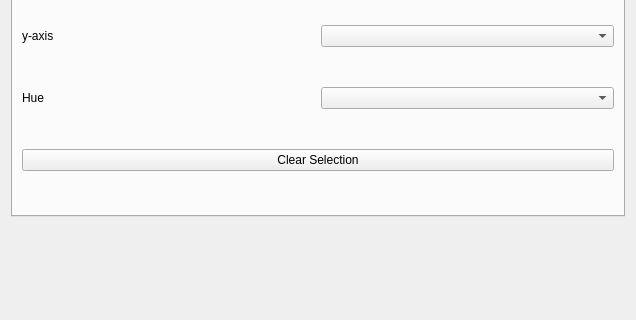
This is src/napari_clusters_plotter/plotter_inputs.ui in BiAPoL/napari-clusters-plotter as Qt 5 draws it before an edit; both pictures show x 0 to 636 and y 117 to 437 of the 636 by 672 pixel window. The edited form follows.
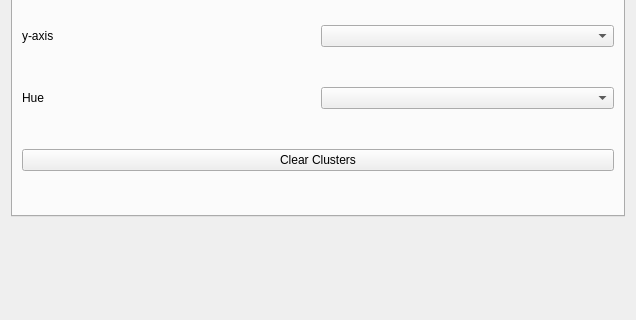
This is the edited form. The open tabs and pages were chosen to show the change.

Commit message: rename reset button to "Clear Clusters"

Patch:
```diff
--- a/src/napari_clusters_plotter/plotter_inputs.ui
+++ b/src/napari_clusters_plotter/plotter_inputs.ui
@@ -70,7 +70,7 @@
        <item row="3" column="0" colspan="2">
         <widget class="QPushButton" name="reset_button">
          <property name="text">
-          <string>Clear Selection</string>
+          <string>Clear Clusters</string>
          </property>
         </widget>
        </item>
```
Left out of the diff: 2 changed lines with no effect on the pictures.
